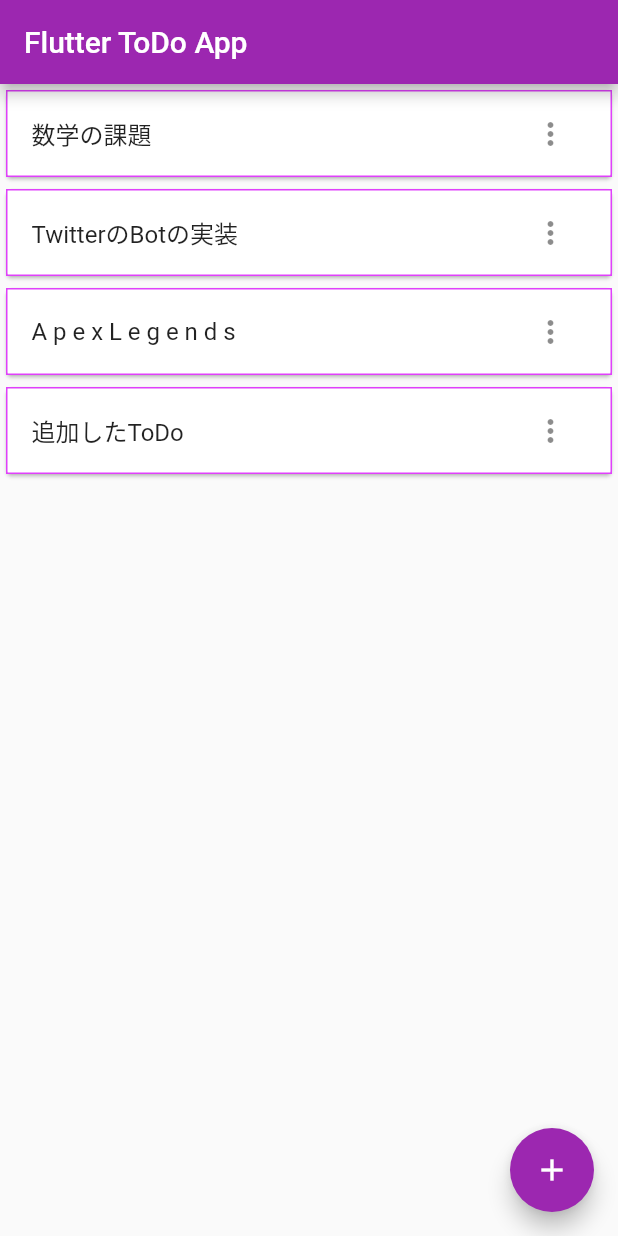
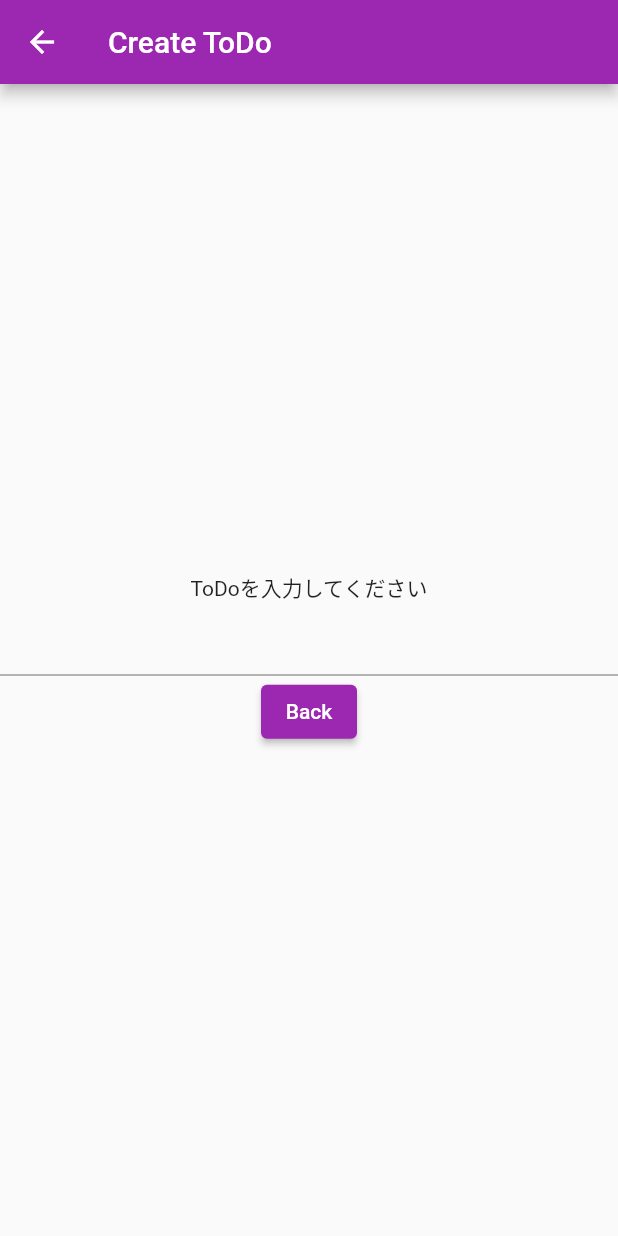
Before and after one commit to re-taro/flutter_hands_on, a Flutter app: the screen it shows after launch, after a tap on the "add" icon, on a phone screen of 412 x 824 dp. Run offline on Flutter 3.47's test engine with Material 2 defaults, Android fonts, the phone set to English and light mode, and no system bars.

Commit message:
UIの更新

```diff
--- a/lib/creat_page.dart
+++ b/lib/creat_page.dart
@@ -0,0 +1,34 @@
+import 'package:flutter/material.dart';
+
+class CreatePage extends StatefulWidget {
+  @override
+  _CreatePageState createState() => _CreatePageState();
+}
+
+class _CreatePageState extends State<CreatePage> {
+  String _title = "";
+
+  @override
+  Widget build(BuildContext context) {
+    return Scaffold(
+      appBar: AppBar(
+        title: const Text("Create ToDo"),
+      ),
+      body: Center(
+        child: Column(
+          mainAxisSize: MainAxisSize.min,
+          children: [
+            Text("ToDoを入力してください"),
+            TextField(
+              onChanged: (String text) => _title = text,
+            ),
+            ElevatedButton(
+              child: Text("Back"),
+              onPressed: () => Navigator.pop(context),
+            ),
+          ],
+        ),
+      ),
+    );
+  }
+}
--- a/lib/my_home_page.dart
+++ b/lib/my_home_page.dart
@@ -1,4 +1,5 @@
 import 'package:flutter/material.dart';
+import 'creat_page.dart';
 
 class MyHomePage extends StatefulWidget {
   MyHomePage({Key key, this.title}) : super(key: key);
@@ -30,13 +31,13 @@ class _MyHomePageState extends State<MyHomePage> {
         itemCount: _todoItems.length,
         itemBuilder: (BuildContext context, int index) {
           return Card(
-              child: Container(
-            decoration: BoxDecoration(
-              border: Border.all(width: 1.0, color: Colors.purpleAccent),
-            ),
+            child: Container(
+              decoration: BoxDecoration(
+                border: Border.all(width: 1.0, color: Colors.purpleAccent),
+              ),
               child: ListTile(
                 title: Text(_todoItems[index]),
-                trailing:IconButton(
+                trailing: IconButton(
                   icon: Icon(Icons.more_vert),
                   onPressed: () {},
                 ),
@@ -46,7 +47,8 @@ class _MyHomePageState extends State<MyHomePage> {
         },
       ),
       floatingActionButton: FloatingActionButton(
-        onPressed: () => _addTodo("追加したToDo"),
+        onPressed: () => Navigator.of(context)
+            .push(MaterialPageRoute(builder: (context) => CreatePage())),
         tooltip: 'Add ToDo',
         child: Icon(Icons.add),
       ),
```
